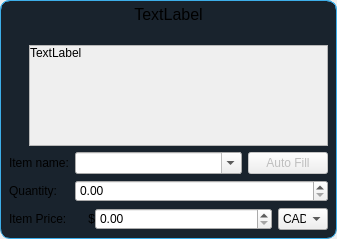
Before: the Qt Designer form ui/add_component_dialog.ui in TheCodingJsoftware/Invigo, drawn with Qt 5.
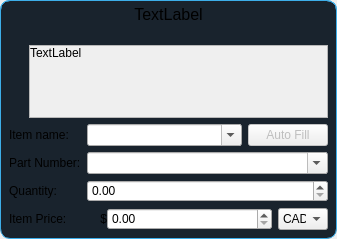
After: the same form once the commit is applied.

The edit to the form file:
```diff
--- a/ui/add_component_dialog.ui
+++ b/ui/add_component_dialog.ui
@@ -153,7 +153,7 @@
                <x>0</x>
                <y>0</y>
                <width>287</width>
-               <height>88</height>
+               <height>69</height>
               </rect>
              </property>
              <layout class="QVBoxLayout" name="verticalLayout_4">
@@ -196,7 +196,7 @@
         </item>
         <item>
          <layout class="QGridLayout" name="gridLayout">
-          <item row="2" column="3">
+          <item row="3" column="3">
            <layout class="QHBoxLayout" name="horizontalLayout_3" stretch="0,0,0,0">
             <property name="spacing">
              <number>0</number>
@@ -291,17 +291,7 @@
             </item>
            </layout>
           </item>
-          <item row="0" column="0">
-           <widget class="QLabel" name="label">
-            <property name="text">
-             <string>Item name:</string>
-            </property>
-            <property name="alignment">
-             <set>Qt::AlignLeading|Qt::AlignLeft|Qt::AlignVCenter</set>
-            </property>
-           </widget>
-          </item>
-          <item row="2" column="0">
+          <item row="3" column="0">
            <widget class="QLabel" name="label_5">
             <property name="text">
              <string>Item Price:</string>
@@ -311,13 +301,23 @@
             </property>
            </widget>
           </item>
-          <item row="1" column="0">
+          <item row="2" column="0">
            <widget class="QLabel" name="label_7">
             <property name="text">
              <string>Quantity:</string>
             </property>
            </widget>
           </item>
+          <item row="0" column="0">
+           <widget class="QLabel" name="label">
+            <property name="text">
+             <string>Item name:</string>
+            </property>
+            <property name="alignment">
+             <set>Qt::AlignLeading|Qt::AlignLeft|Qt::AlignVCenter</set>
+            </property>
+           </widget>
+          </item>
           <item row="0" column="3">
            <layout class="QHBoxLayout" name="horizontalLayout_5" stretch="1,0">
             <item>
@@ -339,13 +339,27 @@
             </item>
            </layout>
           </item>
-          <item row="1" column="3">
+          <item row="2" column="3">
            <widget class="QDoubleSpinBox" name="spinBox_current_quantity">
             <property name="maximum">
              <double>999999999.000000000000000</double>
             </property>
            </widget>
           </item>
+          <item row="1" column="0">
+           <widget class="QLabel" name="label_2">
+            <property name="text">
+             <string>Part Number:</string>
+            </property>
+           </widget>
+          </item>
+          <item row="1" column="3">
+           <widget class="QComboBox" name="comboBox_part_number">
+            <property name="editable">
+             <bool>true</bool>
+            </property>
+           </widget>
+          </item>
          </layout>
         </item>
         <item>
```
